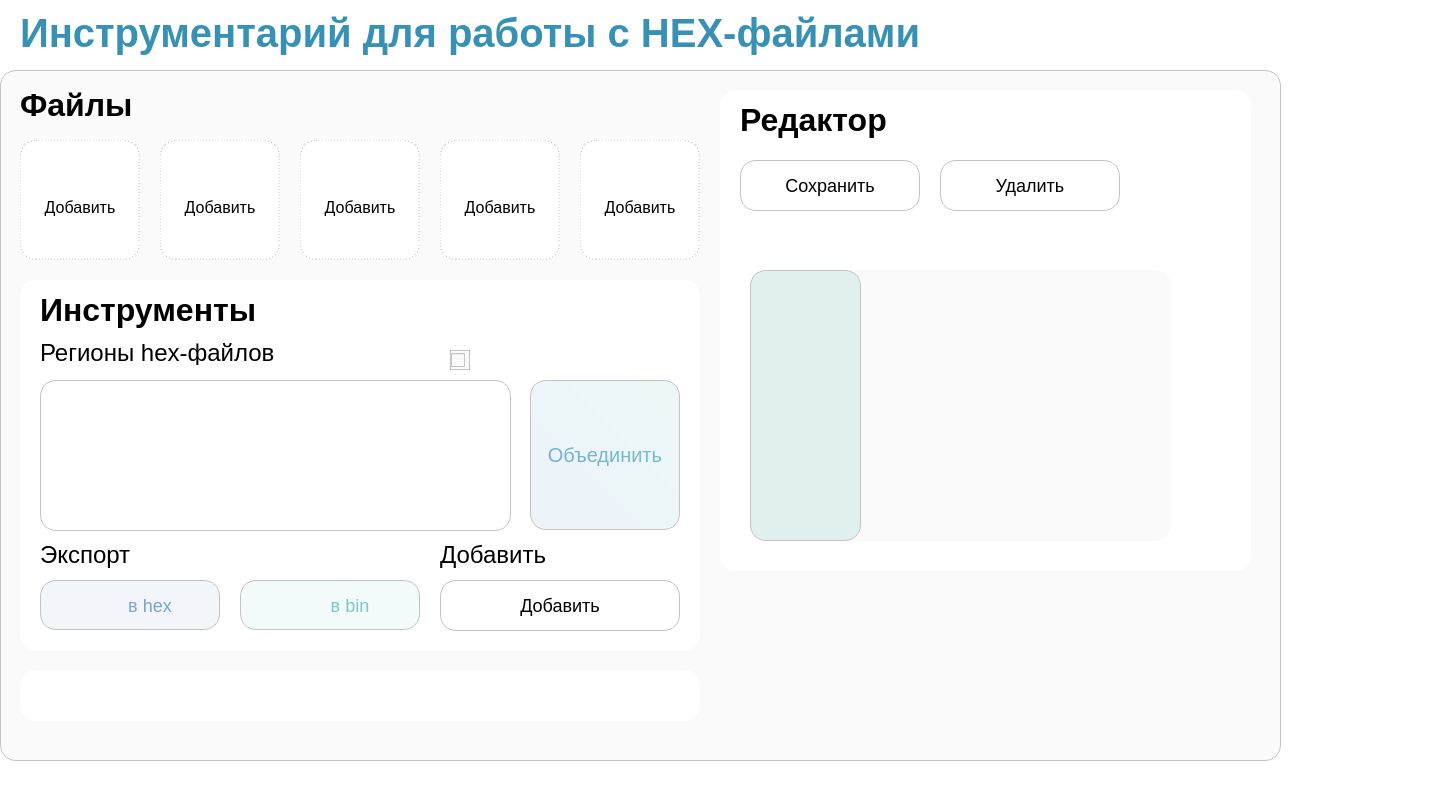
stsln/hex_file_tools, file ui/design.ui: the form before one commit.
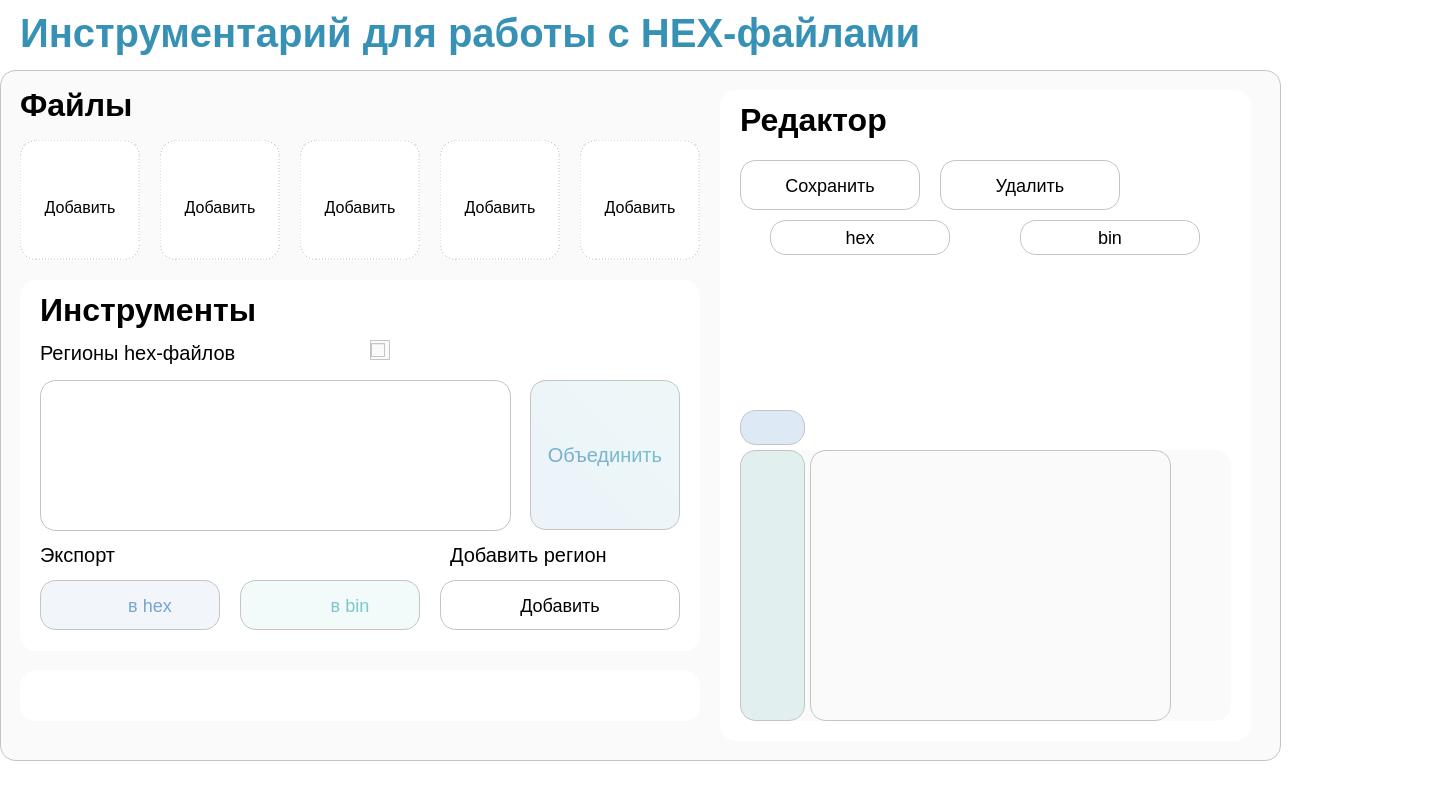
The form after the commit. Icons and pictures are not drawn.

Commit message: Изучение Qt Designer.

What changed in the file:
```diff
--- a/ui/design.ui
+++ b/ui/design.ui
@@ -124,7 +124,7 @@
 {
 	font-family: 'Inter';
 	font-weight: 400;
-	font-size: 24px;
+	font-size: 20px;
 	color: #000000;
 	border: 0;
 	text-align: left;
@@ -311,9 +311,9 @@
      <widget class="QLabel" name="export_min_title_2">
       <property name="geometry">
        <rect>
-        <x>420</x>
+        <x>430</x>
         <y>260</y>
-        <width>141</width>
+        <width>211</width>
         <height>30</height>
        </rect>
       </property>
@@ -322,14 +322,14 @@
 {
 	font-family: 'Inter';
 	font-weight: 400;
-	font-size: 24px;
+	font-size: 20px;
 	color: #000000;
 	border: 0;
 	text-align: left;
 }</string>
       </property>
       <property name="text">
-       <string>Добавить</string>
+       <string>Добавить регион</string>
       </property>
      </widget>
      <widget class="QPushButton" name="btn_export_hex_5">
@@ -338,7 +338,7 @@
         <x>420</x>
         <y>300</y>
         <width>240</width>
-        <height>51</height>
+        <height>50</height>
        </rect>
       </property>
       <property name="styleSheet">
@@ -402,7 +402,7 @@
 {
 	font-family: 'Inter';
 	font-weight: 400;
-	font-size: 24px;
+	font-size: 20px;
 	color: #000000;
 	border: 0;
 	text-align: left;
@@ -415,8 +415,8 @@
      <widget class="QCheckBox" name="checkBox">
       <property name="geometry">
        <rect>
-        <x>430</x>
-        <y>70</y>
+        <x>350</x>
+        <y>60</y>
         <width>20</width>
         <height>20</height>
        </rect>
@@ -693,7 +693,7 @@
        <x>720</x>
        <y>20</y>
        <width>531</width>
-       <height>481</height>
+       <height>651</height>
       </rect>
      </property>
      <property name="styleSheet">
@@ -738,7 +738,7 @@
         <x>20</x>
         <y>70</y>
         <width>180</width>
-        <height>51</height>
+        <height>50</height>
        </rect>
       </property>
       <property name="styleSheet">
@@ -779,7 +779,7 @@
         <x>220</x>
         <y>70</y>
         <width>180</width>
-        <height>51</height>
+        <height>50</height>
        </rect>
       </property>
       <property name="styleSheet">
@@ -820,9 +820,9 @@
      <widget class="QFrame" name="frame">
       <property name="geometry">
        <rect>
-        <x>30</x>
-        <y>180</y>
-        <width>421</width>
+        <x>20</x>
+        <y>360</y>
+        <width>491</width>
         <height>271</height>
        </rect>
       </property>
@@ -843,7 +843,7 @@
         <rect>
          <x>0</x>
          <y>0</y>
-         <width>111</width>
+         <width>65</width>
          <height>271</height>
         </rect>
        </property>
@@ -862,6 +862,137 @@
 }</string>
        </property>
       </widget>
+      <widget class="QTextEdit" name="textEdit_2">
+       <property name="geometry">
+        <rect>
+         <x>70</x>
+         <y>0</y>
+         <width>361</width>
+         <height>271</height>
+        </rect>
+       </property>
+       <property name="styleSheet">
+        <string notr="true">QTextEdit {
+	font-family: 'JetBrains Mono';
+	font-weight: 400;
+	font-size: 18px;
+	color: #009C93;
+	border: 1px solid #C4C4C4;
+	border-radius: 16px;
+	padding: 5px;
+}</string>
+       </property>
+      </widget>
+     </widget>
+     <widget class="QTextEdit" name="text_ofs_reg">
+      <property name="geometry">
+       <rect>
+        <x>20</x>
+        <y>320</y>
+        <width>65</width>
+        <height>35</height>
+       </rect>
+      </property>
+      <property name="styleSheet">
+       <string notr="true">QTextEdit {
+	font-family: 'JetBrains Mono';
+	font-weight: 400;
+	font-size: 18px;
+	color: #77A4D3;
+
+	border: 1px solid #C4C4C4;
+	border-radius: 16px;
+	background-color: rgba(119, 164, 211, 0.25);
+
+	padding: 5px;
+}</string>
+      </property>
+      <property name="verticalScrollBarPolicy">
+       <enum>Qt::ScrollBarAlwaysOff</enum>
+      </property>
+      <property name="horizontalScrollBarPolicy">
+       <enum>Qt::ScrollBarAlwaysOff</enum>
+      </property>
+     </widget>
+     <widget class="QPushButton" name="btn_save_2">
+      <property name="geometry">
+       <rect>
+        <x>50</x>
+        <y>130</y>
+        <width>180</width>
+        <height>35</height>
+       </rect>
+      </property>
+      <property name="styleSheet">
+       <string notr="true">QPushButton
+{
+	font-family: 'Inter';
+	font-weight: 400;
+	font-size: 18px;
+	background-color: #fff;
+	border: 1px solid #C4C4C4;
+	border-radius: 16px;
+}
+
+QPushButton::hover
+{
+	background-color: rgba(196, 196, 196, 0.125);
+}
+
+QPushButton::pressed
+{
+	background-color: rgba(196, 196, 196, 0.25);
+}</string>
+      </property>
+      <property name="text">
+       <string>hex</string>
+      </property>
+      <property name="iconSize">
+       <size>
+        <width>50</width>
+        <height>50</height>
+       </size>
+      </property>
+     </widget>
+     <widget class="QPushButton" name="btn_save_3">
+      <property name="geometry">
+       <rect>
+        <x>300</x>
+        <y>130</y>
+        <width>180</width>
+        <height>35</height>
+       </rect>
+      </property>
+      <property name="styleSheet">
+       <string notr="true">QPushButton
+{
+	font-family: 'Inter';
+	font-weight: 400;
+	font-size: 18px;
+	background-color: #fff;
+	border: 1px solid #C4C4C4;
+	border-radius: 16px;
+}
+
+QPushButton::hover
+{
+	background-color: rgba(196, 196, 196, 0.125);
+}
+
+QPushButton::pressed
+{
+	background-color: rgba(196, 196, 196, 0.25);
+}</string>
+      </property>
+      <property name="text">
+       <string>bin</string>
+      </property>
+      <property name="iconSize">
+       <size>
+        <width>50</width>
+        <height>50</height>
+       </size>
+      </property>
      </widget>
     </widget>
     <widget class="QFrame" name="mes">
```
Left out of the diff: 19 changed lines with no effect on the pictures.
